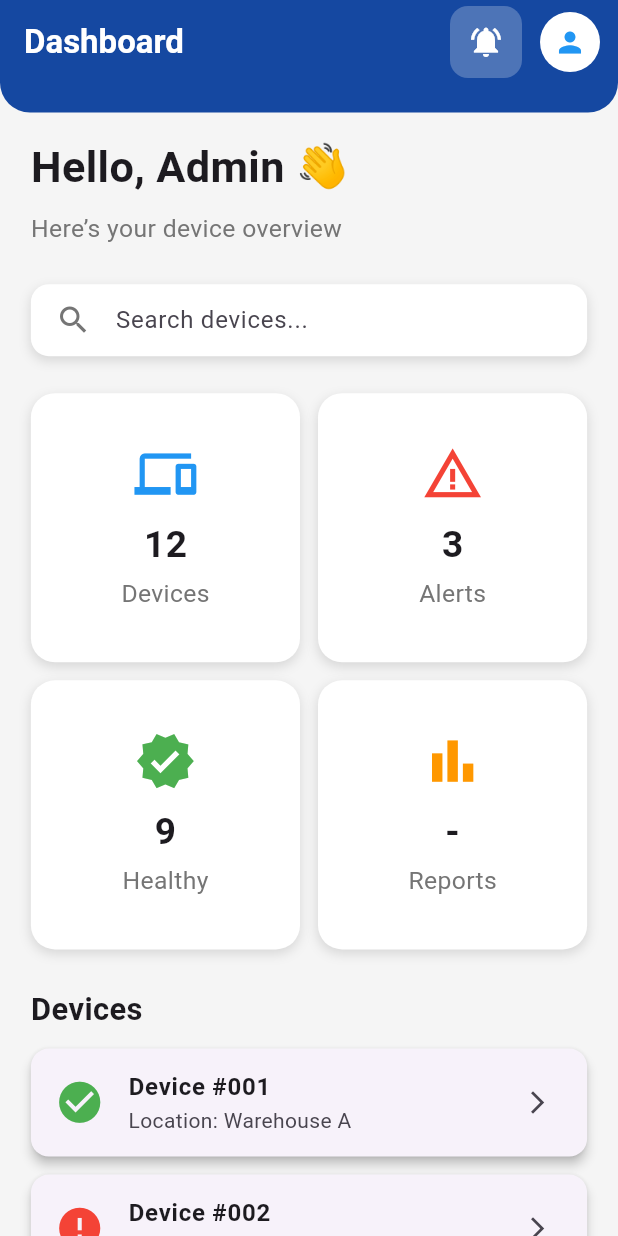
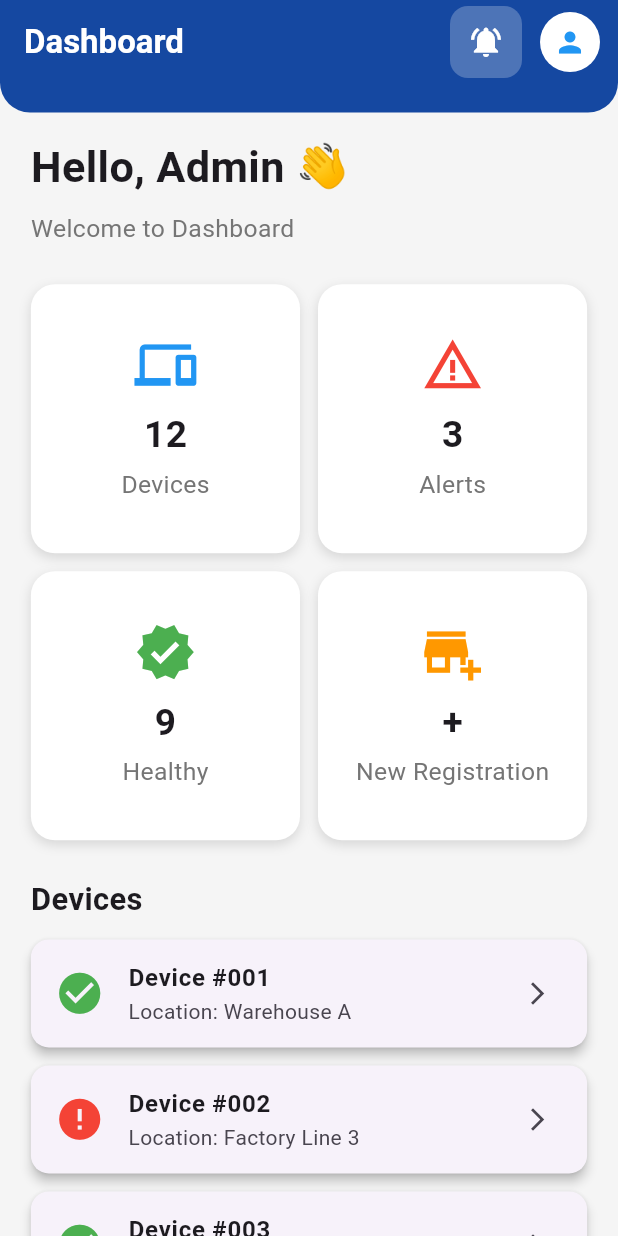
Before and after one commit to trishk-03/TruMeasure, a Flutter app: the HomeScreen screen opened directly, on a phone screen of 412 x 824 dp. Run offline on Flutter 3.47's test engine with Material 3 defaults, Android fonts, the light colour scheme and no system bars.

Commit message:
ui updated

```diff
--- a/lib/screens/Signup_screen.dart
+++ b/lib/screens/Signup_screen.dart
@@ -1,4 +1,5 @@
 import 'package:flutter/material.dart';
+import 'package:sih_25058/screens/Login_screenn.dart';
 import 'package:sih_25058/screens/homescreen.dart';
 
 class SignupScreen extends StatelessWidget {
@@ -134,7 +135,7 @@ class SignupScreen extends StatelessWidget {
                       const Text("Already have an account? "),
                       GestureDetector(
                         onTap: () {
-                          Navigator.pop(context);
+                          Navigator.pushReplacement(context , MaterialPageRoute(builder: (context)=> LoginScreen()));
                         },
                         child: const Text(
                           "Login",
--- a/lib/screens/homescreen.dart
+++ b/lib/screens/homescreen.dart
@@ -92,7 +92,7 @@ class HomeScreen extends StatelessWidget {
             ),
             SizedBox(height: height * 0.01),
             Text(
-              "Here’s your device overview",
+              "Welcome to Dashboard ",
               style: TextStyle(
                 fontSize: width * 0.04,
                 color: Colors.grey[600],
@@ -101,28 +101,28 @@ class HomeScreen extends StatelessWidget {
             SizedBox(height: height * 0.03),
 
             // --- SEARCH BAR ---
-            Container(
-              padding: EdgeInsets.symmetric(horizontal: width * 0.04),
-              decoration: BoxDecoration(
-                color: Colors.white,
-                borderRadius: BorderRadius.circular(12),
-                boxShadow: [
-                  BoxShadow(
-                    color: Colors.black12,
-                    blurRadius: 6,
-                    offset: const Offset(0, 3),
-                  ),
-                ],
-              ),
-              child: TextField(
-                decoration: InputDecoration(
-                  hintText: "Search devices...",
-                  border: InputBorder.none,
-                  icon: Icon(Icons.search, color: Colors.grey[600]),
-                ),
-              ),
-            ),
-            SizedBox(height: height * 0.03),
+            // Container(
+            //   padding: EdgeInsets.symmetric(horizontal: width * 0.04),
+            //   decoration: BoxDecoration(
+            //     color: Colors.white,
+            //     borderRadius: BorderRadius.circular(12),
+            //     boxShadow: [
+            //       BoxShadow(
+            //         color: Colors.black12,
+            //         blurRadius: 6,
+            //         offset: const Offset(0, 3),
+            //       ),
+            //     ],
+            //   ),
+            //   child: TextField(
+            //     decoration: InputDecoration(
+            //       hintText: "Search devices...",
+            //       border: InputBorder.none,
+            //       icon: Icon(Icons.search, color: Colors.grey[600]),
+            //     ),
+            //   ),
+            // ),
+            // SizedBox(height: height * 0.03),
 
             // --- STATS SECTION (Responsive Grid) ---
             GridView.count(
@@ -135,7 +135,7 @@ class HomeScreen extends StatelessWidget {
                 buildStatCard("Devices", "12", Icons.devices, Colors.blue, width),
                 buildStatCard("Alerts", "3", Icons.warning_amber, Colors.red, width),
                 buildStatCard("Healthy", "9", Icons.verified, Colors.green, width),
-                buildStatCard("Reports", "-", Icons.bar_chart, Colors.orange, width),
+                buildStatCard("New Registration", "+", Icons.add_business_sharp, Colors.orange, width),
               ],
             ),
             SizedBox(height: height * 0.03),
--- a/lib/screens/user_info.dart
+++ b/lib/screens/user_info.dart
@@ -1,4 +1,5 @@
 import 'package:flutter/material.dart';
+import 'package:sih_25058/screens/Login_screenn.dart';
 
 class UserProfileScreen extends StatelessWidget {
   const UserProfileScreen({super.key});
@@ -131,7 +132,7 @@ class UserProfileScreen extends StatelessWidget {
                           borderRadius: BorderRadius.circular(12)),
                     ),
                     onPressed: () {
-                      // Logout Action
+                      Navigator.pushReplacement(context, MaterialPageRoute(builder: (context)=>LoginScreen()));
                     },
                     icon: const Icon(Icons.logout),
                     label: Text("Logout",
--- a/lib/splashscreen/splashscreen.dart
+++ b/lib/splashscreen/splashscreen.dart
@@ -1,7 +1,6 @@
 import 'dart:async';
 import 'package:flutter/material.dart';
 import 'package:sih_25058/screens/Login_screenn.dart';
-import '../screens/homescreen.dart';
 
 class SplashScreen extends StatefulWidget {
   const SplashScreen({super.key});
--- a/pubspec.yaml
+++ b/pubspec.yaml
@@ -58,8 +58,8 @@ flutter:
   uses-material-design: true
 
   # To add assets to your application, add an assets section, like this:
-  # assets:
-  #   - images/a_dot_burr.jpeg
+  assets:
+    - assets/images/
   #   - images/a_dot_ham.jpeg
 
   # An image asset can refer to one or more resolution-specific "variants", see
```
Also changed, not shown: assets.dart (added).
